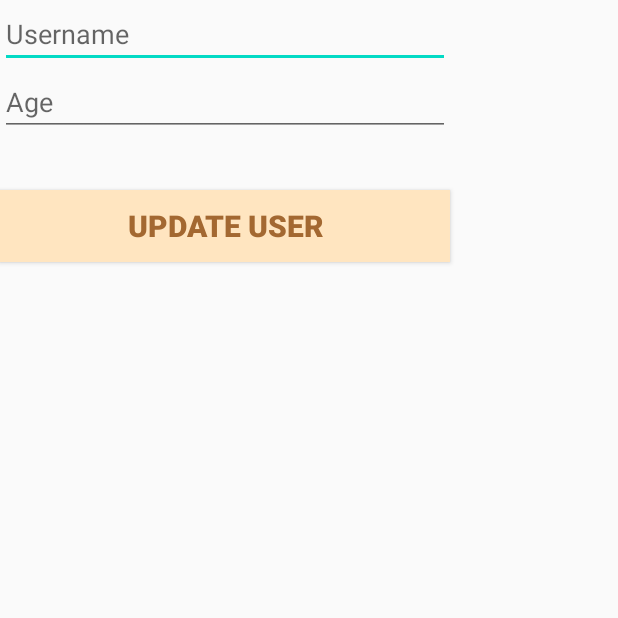
After one commit to teamADJ/HappyPet, an Android app: the UpdateActivity screen opened directly, with no data from a screen before it, on a phone screen of 412 x 824 dp, the top half of it. The commit adds this screen. Run offline under Robolectric (Android 15) with nearby library versions, the phone set to English and light mode, and no system bars; our stand-ins replace Firebase (no records; nobody signed in at launch, a user with empty details on screens opened directly); 3 statements that could not run were skipped.

Commit message:
update data

```diff
--- a/app/src/main/AndroidManifest.xml
+++ b/app/src/main/AndroidManifest.xml
@@ -12,6 +12,7 @@
         <activity android:name=".ForgetPassword"></activity>
         <activity android:name=".MainActivity" />
         <activity android:name=".RegisterActivity" />
+        <activity android:name=".UpdateActivity" />
         <activity android:name=".LoginActivity">
             <intent-filter>
                 <action android:name="android.intent.action.MAIN" />
--- a/app/src/main/java/com/adj/happypet/RegisterActivity.java
+++ b/app/src/main/java/com/adj/happypet/RegisterActivity.java
@@ -41,7 +41,7 @@ public class RegisterActivity extends AppCompatActivity {
     @Override
     protected void onCreate(Bundle savedInstanceState) {
         super.onCreate(savedInstanceState);
-        setContentView(R.layout.activity_register);
+        setContentView(R.layout.activity_update);
 
         // Initialize Firebase Auth
         mAuth = FirebaseAuth.getInstance();
--- /dev/null
+++ b/app/src/main/java/com/adj/happypet/UpdateActivity.java
@@ -0,0 +1,126 @@
+package com.adj.happypet;
+
+import android.os.Bundle;
+import android.text.TextUtils;
+import android.view.View;
+import android.widget.Button;
+import android.widget.EditText;
+import android.widget.Toast;
+
+
+import androidx.annotation.NonNull;
+import androidx.appcompat.app.AppCompatActivity;
+
+import com.adj.happypet.Model.User;
+import com.google.android.gms.tasks.OnSuccessListener;
+import com.google.firebase.auth.FirebaseAuth;
+import com.google.firebase.auth.FirebaseUser;
+import com.google.firebase.database.DataSnapshot;
+import com.google.firebase.database.DatabaseError;
+import com.google.firebase.database.DatabaseReference;
+import com.google.firebase.database.FirebaseDatabase;
+import com.google.firebase.database.ValueEventListener;
+
+public class UpdateActivity extends AppCompatActivity {
+
+    private EditText et_update_name;
+    private EditText et_update_password;
+    private EditText et_update_age;
+    private FirebaseAuth auth;
+    private DatabaseReference database;
+    private Button btn_update;
+
+    private FirebaseUser fUser;
+    private DatabaseReference userDBRef;
+    private String userID;
+
+    public void getData(@NonNull DataSnapshot dataSnapshot){
+        final String getName = getIntent().getExtras().getString("fullName");
+        final String getAge = getIntent().getExtras().getString("age");
+
+        et_update_name.setText(getName);
+        et_update_age.setText(getAge);
+    }
+
+
+    protected void onCreate(Bundle savedInstanceState) {
+        super.onCreate(savedInstanceState);
+        setContentView(R.layout.activity_update);
+        auth = FirebaseAuth.getInstance();
+        database = FirebaseDatabase.getInstance().getReference();
+        fUser = FirebaseAuth.getInstance().getCurrentUser();
+        userDBRef = FirebaseDatabase.getInstance().getReference("Member");
+        userID = fUser.getUid();
+        findId();
+
+        userDBRef.child(userID).addListenerForSingleValueEvent(new ValueEventListener() {
+            @Override
+            public void onDataChange(@NonNull DataSnapshot dataSnapshot) {
+
+
+                User userPofile = dataSnapshot.getValue(User.class);
+
+
+                    String fullname = userPofile.getFullName();
+                    String age = userPofile.getAge();
+
+
+                    et_update_name.setText(fullname);
+                    et_update_age.setText(age);
+
+
+
+
+
+            }
+
+            @Override
+            public void onCancelled(@NonNull DatabaseError databaseError) {
+                Toast.makeText(UpdateActivity.this, "Something Wrong", Toast.LENGTH_SHORT).show();
+            }
+        });
+
+        btn_update.setOnClickListener(new View.OnClickListener() {
+            @Override
+            public void onClick(View v) {
+                if(isEmpty(et_update_name.getText().toString()) || isEmpty(et_update_age.getText().toString())){
+                    Toast.makeText(UpdateActivity.this, "Data tidak boleh ada yang kosong", Toast.LENGTH_SHORT).show();
+                }else{
+                    User user = new User();
+                    user.setFullName(et_update_name.getText().toString());
+                    user.setAge(et_update_age.getText().toString());
+                    updateData(user);
+                }
+            }
+        });
+
+
+    }
+
+
+
+    private boolean isEmpty(String s){
+        return TextUtils.isEmpty(s);
+    }
+    private void findId() {
+        et_update_name = findViewById(R.id.et_update_name);
+        et_update_password = findViewById(R.id.et_update_password);
+        et_update_age = findViewById(R.id.et_update_age);
+        btn_update = findViewById(R.id.btn_update);
+    }
+    private void updateData(User user){
+        String userID = auth.getUid();
+        database.child("Member").child(userID).setValue(user).addOnSuccessListener(new OnSuccessListener<Void>() {
+            @Override
+            public void onSuccess(Void aVoid) {
+                et_update_name.setText("");
+                et_update_age.setText("");
+                Toast.makeText(UpdateActivity.this, "Data Berhasil Di Update", Toast.LENGTH_SHORT).show();
+                finish();
+            }
+        });
+    }
+
+
+
+}
--- /dev/null
+++ b/app/src/main/res/layout/activity_update.xml
@@ -0,0 +1,46 @@
+<?xml version="1.0" encoding="utf-8"?>
+<LinearLayout
+    xmlns:android="http://schemas.android.com/apk/res/android"
+    android:layout_width="match_parent"
+    android:layout_height="match_parent"
+    xmlns:tools="http://schemas.android.com/tools"
+    xmlns:app="http://schemas.android.com/apk/res-auto"
+    android:orientation="vertical"
+    tools:context=".RegisterActivity"
+    >
+
+    <EditText
+        android:id="@+id/et_update_name"
+        android:layout_width="300dp"
+        android:layout_height="wrap_content"
+        android:hint="Username"
+        />
+
+<!--    <EditText-->
+<!--        android:id="@+id/et_update_password"-->
+<!--        android:layout_width="300dp"-->
+<!--        android:layout_height="wrap_content"-->
+<!--        android:hint="Password"-->
+<!--        />-->
+    <EditText
+        android:id="@+id/et_update_age"
+        android:layout_width="300dp"
+        android:layout_height="wrap_content"
+        android:hint="Age"
+        />
+
+    <Button
+        android:id="@+id/btn_update"
+        android:layout_width="300dp"
+        android:layout_height="wrap_content"
+        android:layout_marginTop="36dp"
+        android:background="#FFE5C0"
+        android:text="UPDATE USER"
+        android:textColor="#A36831"
+        android:textSize="20sp"
+        android:textStyle="bold"
+        app:layout_constraintEnd_toEndOf="parent"
+        app:layout_constraintHorizontal_bias="0.495"
+        app:layout_constraintStart_toStartOf="parent"/>
+
+</LinearLayout>
```
Also changed, not shown: app/src/main/java/com/adj/happypet/MainActivity.java (+13 -8 lines), app/src/main/res/layout/activity_main.xml (+18 -5 lines).
